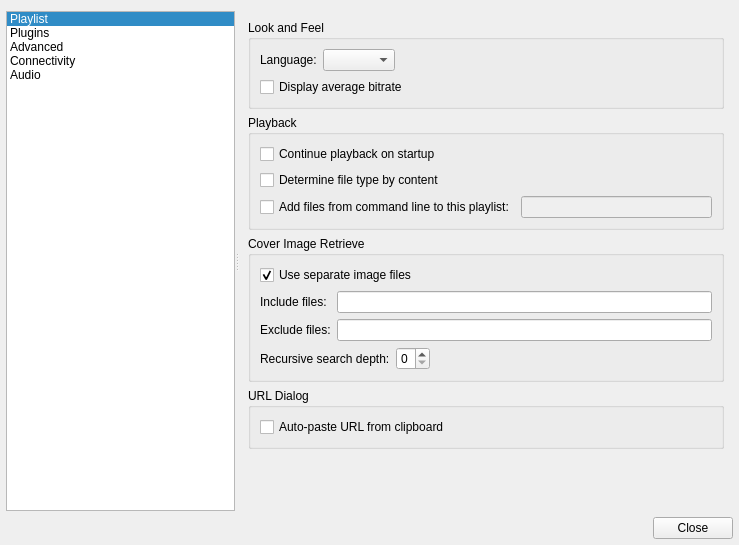
This is src/qmmpui/forms/configdialog.ui in ksv1986/qmmp-staging as Qt 5 draws it before an edit. The edited form follows.
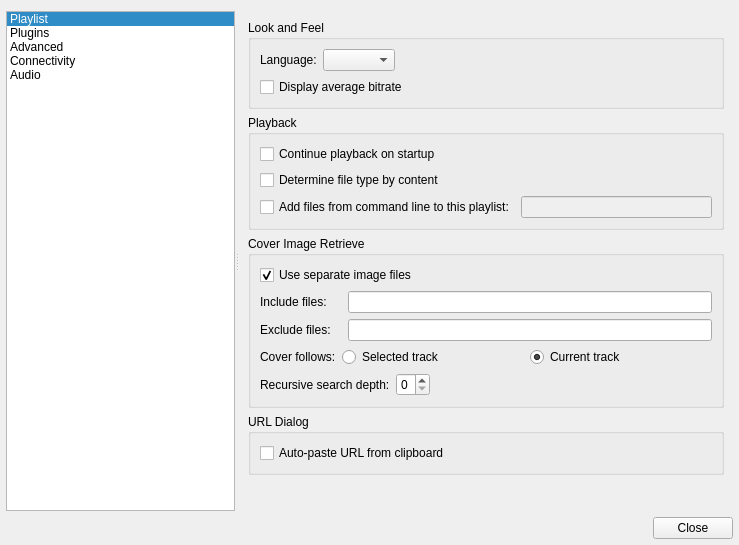
This is the edited form. The open tabs and pages were chosen to show the change. Icons and pictures are not drawn.

Commit message: Add option to show cover of selected track

What changed in the file:
```diff
--- a/src/qmmpui/forms/configdialog.ui
+++ b/src/qmmpui/forms/configdialog.ui
@@ -428,7 +428,17 @@
            <string>Cover Image Retrieve</string>
           </property>
           <layout class="QGridLayout" name="gridLayout_6">
-           <item row="0" column="0" colspan="2">
+           <item row="3" column="0">
+            <widget class="QLabel" name="label_follows">
+             <property name="text">
+              <string>Cover follows:</string>
+             </property>
+            </widget>
+           </item>
+           <item row="1" column="2">
+            <widget class="QLineEdit" name="coverIncludeLineEdit"/>
+           </item>
+           <item row="0" column="0" colspan="3">
             <widget class="QCheckBox" name="useCoverFilesCheckBox">
              <property name="text">
               <string>Use separate image files</string>
@@ -445,9 +455,6 @@
              </property>
             </widget>
            </item>
-           <item row="1" column="1">
-            <widget class="QLineEdit" name="coverIncludeLineEdit"/>
-           </item>
            <item row="2" column="0">
             <widget class="QLabel" name="label_12">
              <property name="text">
@@ -455,10 +462,10 @@
              </property>
             </widget>
            </item>
-           <item row="2" column="1">
+           <item row="2" column="2">
             <widget class="QLineEdit" name="coverExcludeLineEdit"/>
            </item>
-           <item row="3" column="0" colspan="2">
+           <item row="4" column="0" colspan="3">
             <layout class="QHBoxLayout" name="horizontalLayout_4">
              <item>
               <widget class="QLabel" name="label_13">
@@ -489,6 +496,33 @@
              </item>
             </layout>
            </item>
+           <item row="3" column="1" colspan="2">
+            <layout class="QHBoxLayout" name="horizontalLayout_2">
+             <item>
+              <widget class="QRadioButton" name="coverFollowsSelected">
+               <property name="text">
+                <string>Selected track</string>
+               </property>
+               <attribute name="buttonGroup">
+                <string notr="true">coverRadioGroup</string>
+               </attribute>
+              </widget>
+             </item>
+             <item>
+              <widget class="QRadioButton" name="coverFollowsCurrent">
+               <property name="text">
+                <string>Current track</string>
+               </property>
+               <property name="checked">
+                <bool>true</bool>
+               </property>
+               <attribute name="buttonGroup">
+                <string notr="true">coverRadioGroup</string>
+               </attribute>
+              </widget>
+             </item>
+            </layout>
+           </item>
           </layout>
          </widget>
         </item>
```
Left out of the diff: 3 changed lines with no effect on the pictures. The commit also changes 8 other files.
